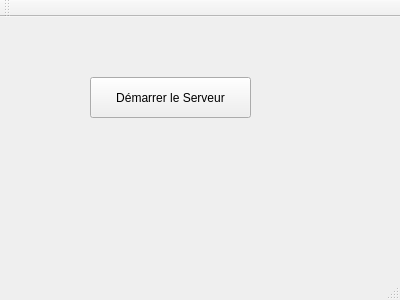
The window that dessinserveur.ui (hackxel/CLL12--FaitMoiUnDessin-Serveur) describes before a commit, drawn with Qt 5.
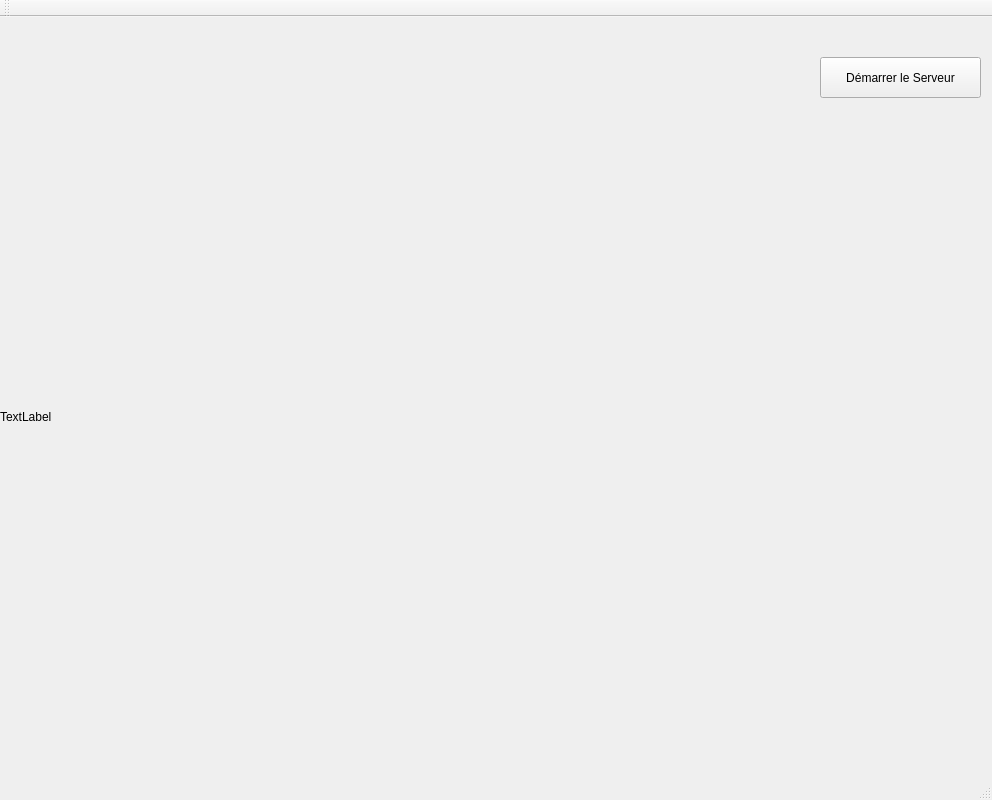
The same window after the commit.

Commit message: Signaux fonctionnent correctement Ajout d'un background au formulaire :)

```diff
--- a/dessinserveur.ui
+++ b/dessinserveur.ui
@@ -6,8 +6,8 @@
    <rect>
     <x>0</x>
     <y>0</y>
-    <width>400</width>
-    <height>300</height>
+    <width>992</width>
+    <height>800</height>
    </rect>
   </property>
   <property name="windowTitle">
@@ -17,8 +17,8 @@
    <widget class="QPushButton" name="btnStartServ">
     <property name="geometry">
      <rect>
-      <x>90</x>
-      <y>60</y>
+      <x>820</x>
+      <y>40</y>
       <width>161</width>
       <height>41</height>
      </rect>
@@ -27,6 +27,19 @@
      <string>Démarrer le Serveur</string>
     </property>
    </widget>
+   <widget class="QLabel" name="lblBackground">
+    <property name="geometry">
+     <rect>
+      <x>0</x>
+      <y>0</y>
+      <width>800</width>
+      <height>800</height>
+     </rect>
+    </property>
+    <property name="text">
+     <string>TextLabel</string>
+    </property>
+   </widget>
   </widget>
   <widget class="QMenuBar" name="menuBar">
    <property name="geometry">
```
Left out of the diff: 2 changed lines with no effect on the pictures. The commit also changes 8 other files.
